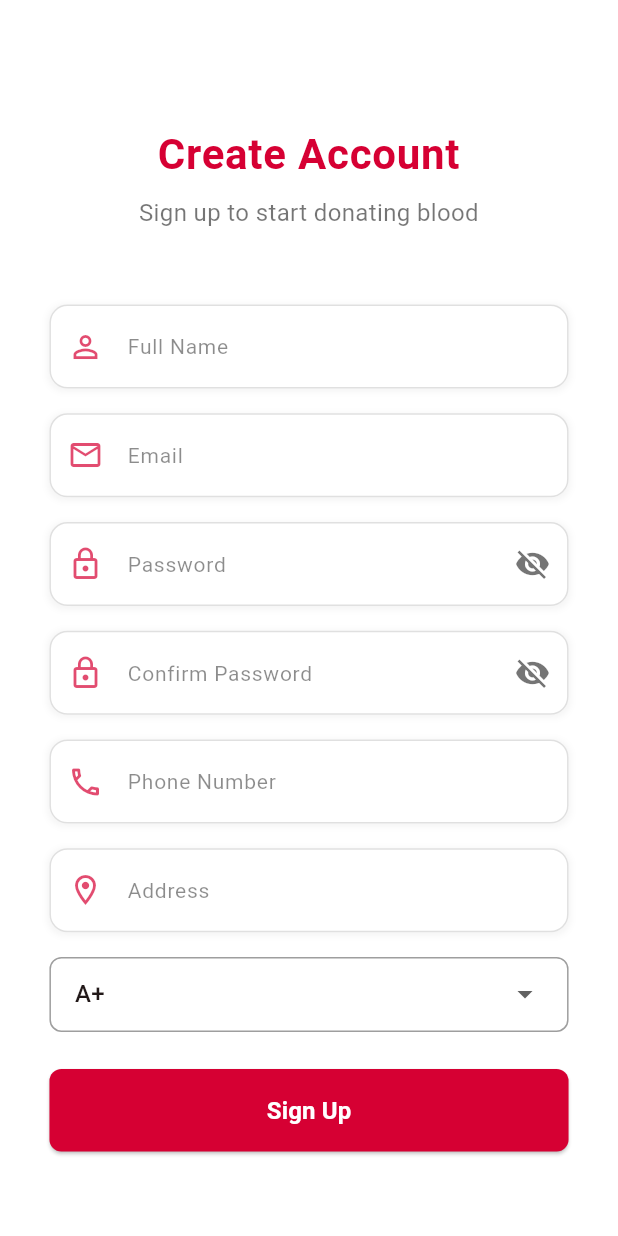
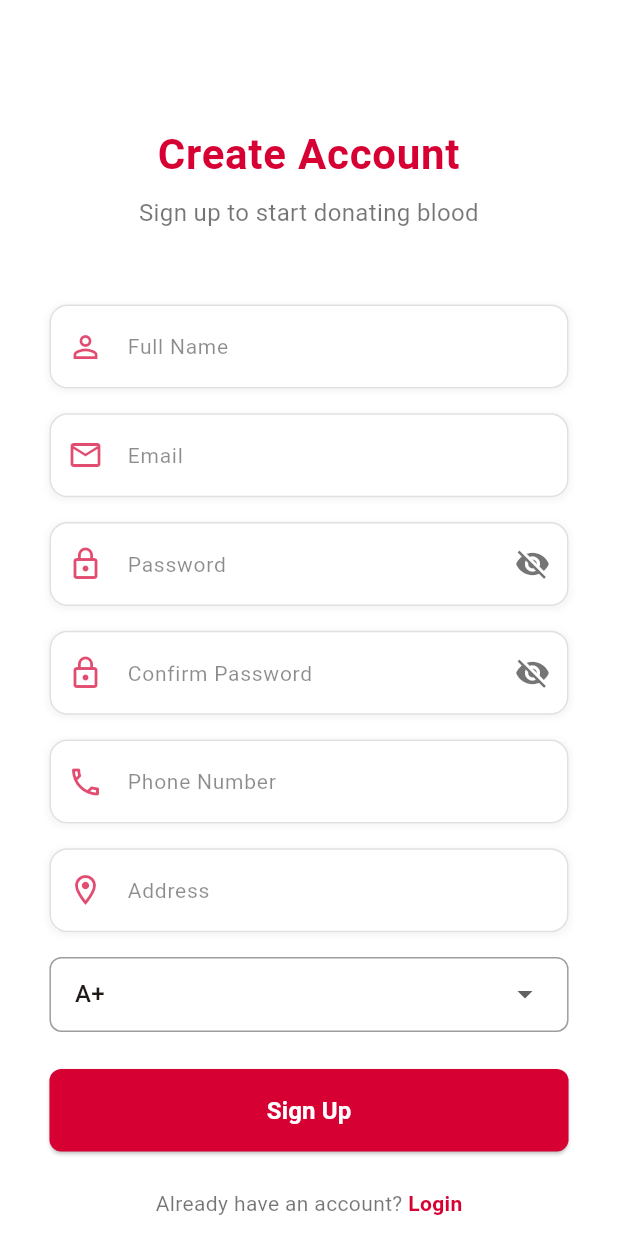
Before and after one commit to chamudithaperera/Flutter-Dart-project-05-Blood-Donation-App, a Flutter app: the SignupPage screen opened directly, on a phone screen of 412 x 824 dp. Run offline on Flutter 3.47's test engine with Material 3 defaults, Android fonts, the phone set to English and light mode, and no system bars; our stand-ins replace firebase_core; accounts and stored records are empty.

Commit message:
Add login navigation to SignupPage: include a prompt for existing users to navigate to the LoginPage, enhancing user experience and flow between authentication screens.

```diff
--- a/lib/pages/signupPage.dart
+++ b/lib/pages/signupPage.dart
@@ -3,6 +3,7 @@ import '../widgets/custom_button.dart';
 import '../widgets/custom_text_field.dart';
 import '../widgets/terms_privacy_section.dart';
 import 'mainScreen.dart';
+import 'loginPage.dart';
 
 class SignupPage extends StatefulWidget {
   const SignupPage({super.key});
@@ -251,6 +252,36 @@ class _SignupPageState extends State<SignupPage> {
                     onPressed: _isLoading ? null : _handleSignup,
                     isLoading: _isLoading,
                   ),
+                  SizedBox(height: size.height * 0.03),
+                  Row(
+                    mainAxisAlignment: MainAxisAlignment.center,
+                    children: [
+                      const Text(
+                        "Already have an account? ",
+                        style: TextStyle(
+                          fontSize: 14,
+                          color: Colors.black54,
+                        ),
+                      ),
+                      GestureDetector(
+                        onTap: () {
+                          Navigator.push(
+                            context,
+                            MaterialPageRoute(
+                                builder: (context) => const LoginPage()),
+                          );
+                        },
+                        child: const Text(
+                          'Login',
+                          style: TextStyle(
+                            fontWeight: FontWeight.bold,
+                            fontSize: 14,
+                            color: Color(0xFFD60033),
+                          ),
+                        ),
+                      ),
+                    ],
+                  ),
 
                   // Spacer
                   SizedBox(height: size.height * 0.15),
```
